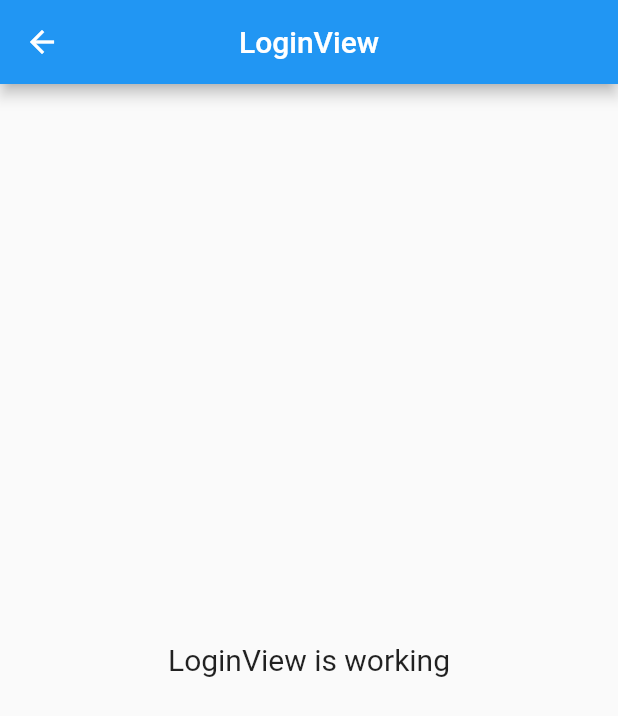
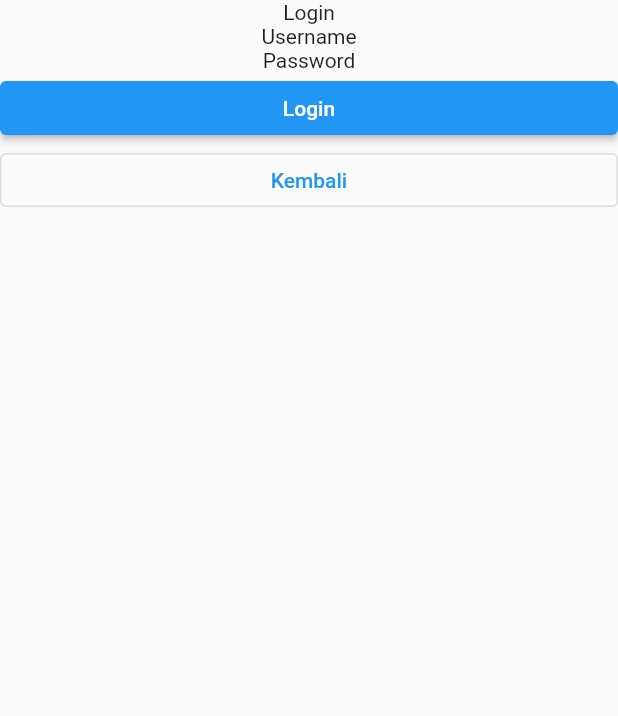
Before and after one commit to Azis202017/lidm_biology_fun, a Flutter app: the LoginView screen opened by its route, on a phone screen of 412 x 824 dp. Shown: the top 716 px of the screen. Run offline on Flutter 3.47's test engine with Material 2 defaults, Android fonts, the phone set to English and light mode, and no system bars; our stand-ins replace get.

Commit message:
[Login] deleted all code in login controller and create widgets in login view
Add dependencies cache_network images

```diff
--- a/lib/app/modules/login/views/login_view.dart
+++ b/lib/app/modules/login/views/login_view.dart
@@ -9,14 +9,30 @@ class LoginView extends GetView<LoginController> {
   @override
   Widget build(BuildContext context) {
     return Scaffold(
-      appBar: AppBar(
-        title: const Text('LoginView'),
-        centerTitle: true,
-      ),
-      body: const Center(
-        child: Text(
-          'LoginView is working',
-          style: TextStyle(fontSize: 20),
+      body: SingleChildScrollView(
+        child: Column(
+          children: [
+            Stack(
+              children: [],
+            ),
+            Text('Login'),
+            Text('Username'),
+            Text('Password'),
+            SizedBox(
+              width: double.infinity,
+              child: ElevatedButton(
+                onPressed: () {},
+                child: Text('Login'),
+              ),
+            ),
+            SizedBox(
+              width: double.infinity,
+              child: OutlinedButton(
+                onPressed: () {},
+                child: Text('Kembali'),
+              ),
+            )
+          ],
         ),
       ),
     );
--- a/pubspec.yaml
+++ b/pubspec.yaml
@@ -8,6 +8,7 @@ environment:
 dependencies:
   cupertino_icons: ^1.0.2
   get: 4.6.5
+  cached_network_image: 3.2.3
   flutter:
     sdk: flutter
 
```
Also changed, not shown: lib/app/modules/login/controllers/login_controller.dart (+0 -18 lines), pubspec.lock, 3 other files.
